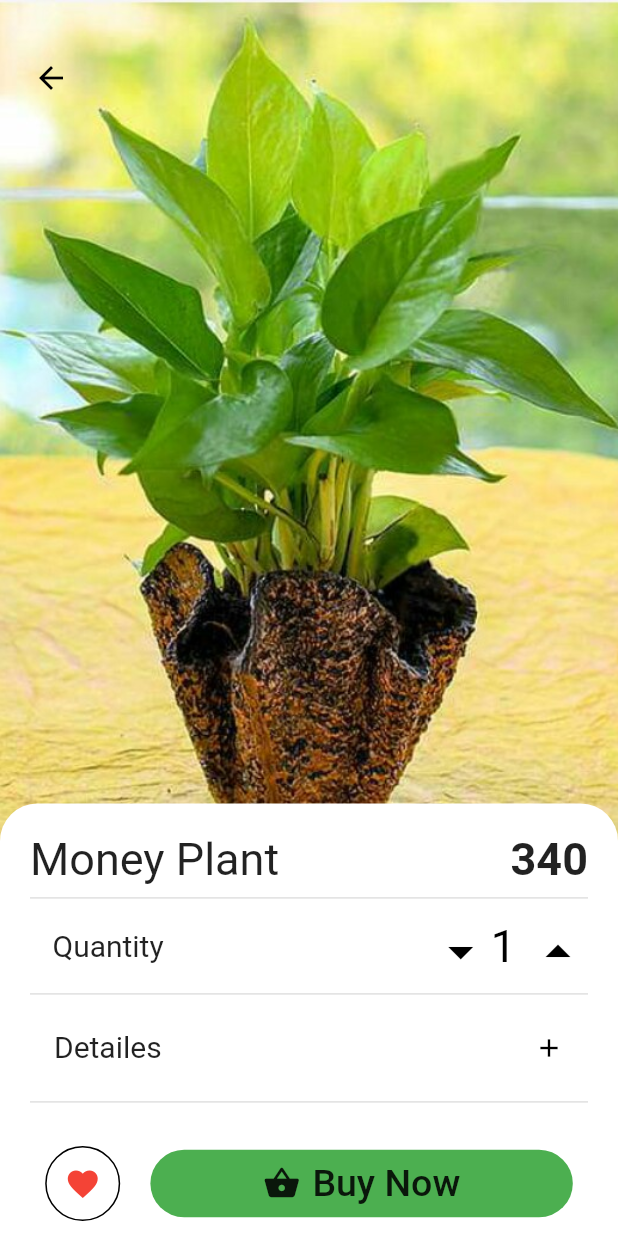
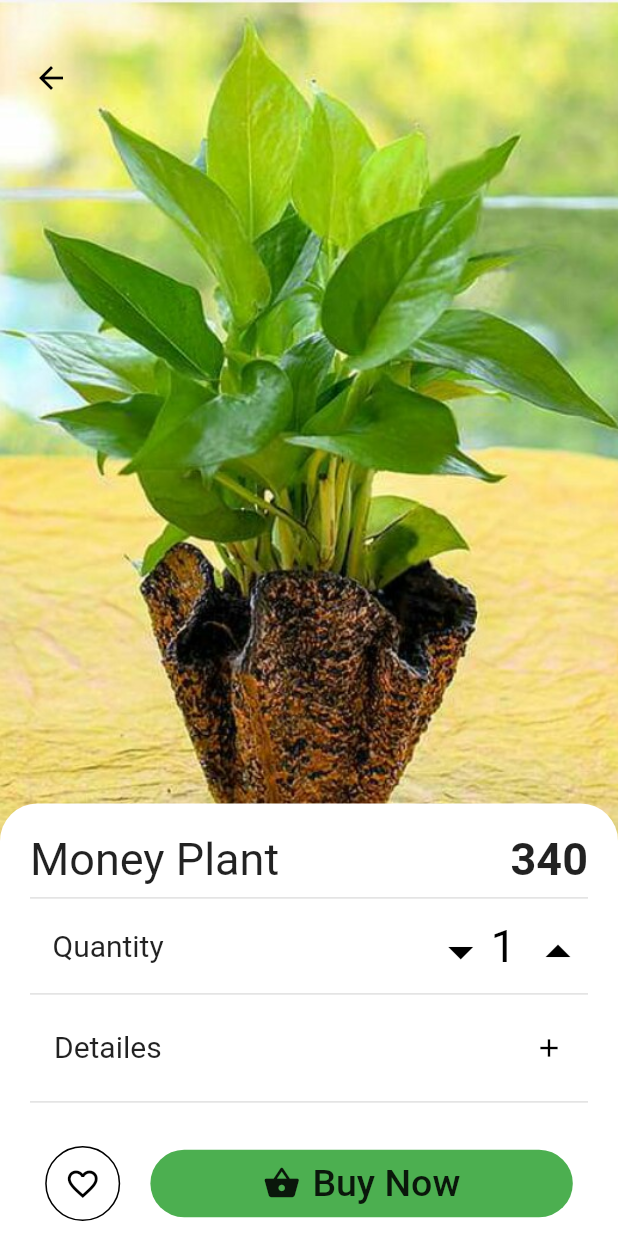
Before and after one commit to Musthafa-Ap/Planta, a Flutter app: the screen it shows after launch, after a tap on "Money Plant", on a phone screen of 412 x 824 dp. Run offline on Flutter 3.47's test engine with Material 2 defaults, Android fonts, the light colour scheme and no system bars; our stand-ins replace rflutter_alert.

Commit message:
Favorites function is added

```diff
--- a/lib/Detailes/ShoppingCart.dart
+++ b/lib/Detailes/ShoppingCart.dart
@@ -1,5 +1,5 @@
-
 import 'package:flutter/material.dart';
+import 'package:planta/Favorites/Favorites.dart';
 import 'package:planta/Homepage/HomeDetailesPage.dart';
 import 'package:planta/main.dart';
 import 'package:url_launcher/url_launcher.dart';
@@ -7,18 +7,18 @@ import 'package:rflutter_alert/rflutter_alert.dart';
 
 import 'Detailes.dart';
 
-class ShoppingCart extends StatelessWidget {
-
+class ShoppingCart extends StatefulWidget {
   final int Count;
   final String name;
   final BuildContext context;
-  ShoppingCart({this.name,this.context,this.Count});
+  ShoppingCart({this.name, this.context, this.Count});
 
+  @override
+  _ShoppingCartState createState() => _ShoppingCartState();
+}
 
-
-
-
-
+class _ShoppingCartState extends State<ShoppingCart> {
+  bool liked = false;
   @override
   Widget build(BuildContext context) {
     return Container(
@@ -31,68 +31,69 @@ final int Count;
               height: 50,
               decoration: BoxDecoration(
                   shape: BoxShape.circle,
-                border: Border.all(color: Colors.black)
-            ),
-            child: IconButton(icon: Icon(Icons.favorite,color: Colors.red),onPressed: (){print(name);},)
-          ),
-          FlatButton.icon(onPressed: (){return Alert(
+                  border: Border.all(color: Colors.black)),
+              child: IconButton(
+                icon: Icon(liked ? Icons.favorite : Icons.favorite_border,
+                    color: liked ? Colors.red : Colors.black),
+                onPressed: () {
+                  setState(() {
+                    liked = !liked;
 
+                  });
+
+                },
+              )),
+          FlatButton.icon(
+              onPressed: () {
+                return Alert(
                     context: context,
-            title:'ORDER',
+                    title: 'ORDER',
                     desc: '(Send an email)',
                     content: Text('Are you sure to buy this plant ?'),
                     buttons: [
                       DialogButton(
                         child: Text('NO'),
-
-                onPressed: (){
+                        onPressed: () {
                           Navigator.of(context).pop();
                         },
-color: Colors.white,border:Border.all(color: Colors.green),
+                        color: Colors.white,
+                        border: Border.all(color: Colors.green),
                       ),
                       DialogButton(
-
                         child: Text("YES"),
-                onPressed: ( ){
-
+                        onPressed: () {
                           Navigator.of(context).pop();
 
-
                           _launchEmail();
-
-
-
-
-
                         },
                         color: Colors.green,
-
                       )
-            ]
-
-          ).show();
-
-
-
-
-
-
-          }, icon: Icon(Icons.shopping_basket,size: 25,), label: Text("Buy Now",style: TextStyle(fontSize: 25),),shape: StadiumBorder(),
-              color: Colors.green,padding: EdgeInsets.only(left: 75,right: 75,top: 8,bottom: 8))
+                    ]).show();
+              },
+              icon: Icon(
+                Icons.shopping_basket,
+                size: 25,
+              ),
+              label: Text(
+                "Buy Now",
+                style: TextStyle(fontSize: 25),
+              ),
+              shape: StadiumBorder(),
+              color: Colors.green,
+              padding: EdgeInsets.only(left: 75, right: 75, top: 8, bottom: 8))
         ],
       ),
     );
   }
-  void _launchEmail()async{
 
-    var url = 'mailto:musthafamohammed398@gmail.com?subject=For ordering &body=Plant name : $name,   Count : $Count'
+  void _launchEmail() async {
+    var url =
+        'mailto:musthafamohammed398@gmail.com?subject=For ordering &body=Plant name : $widget.name,   Count : $widget.Count'
         '';
-    if(await canLaunch(url)){
+    if (await canLaunch(url)) {
       await launch(url);
-    }
-    else{
+    } else {
       throw 'Could not send mail';
     }
   }
-
 }
```
Lines whose indentation alone changed are shown as unchanged.
